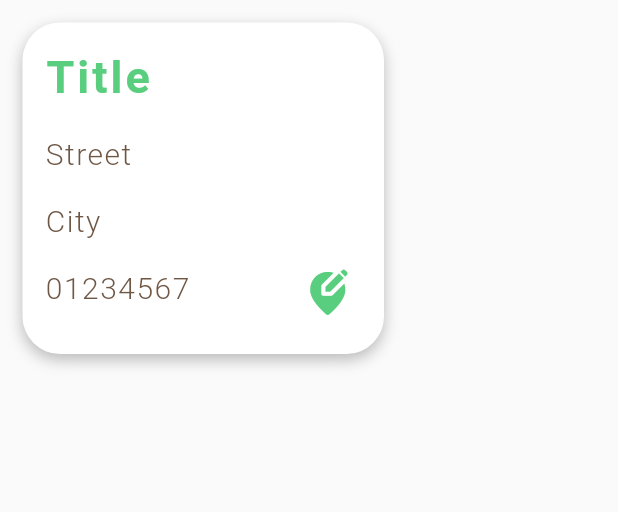
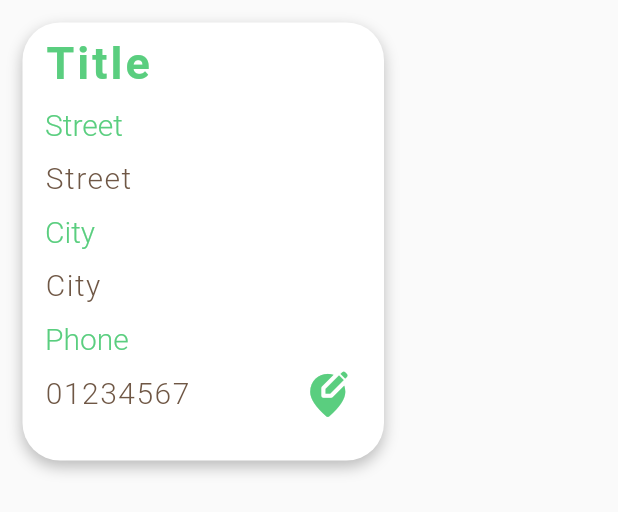
Before and after one commit to MariamElZaatari/ButlerChef, a Flutter app: the AddressItem widget shown alone on an empty page, opened directly, on a phone screen of 412 x 824 dp. Shown: the top 512 px of the screen. Run offline on Flutter 3.47's test engine with Material 2 defaults, Android fonts, the phone set to English and light mode, and no system bars; our stand-ins replace font_awesome_flutter, geocoding, geolocator, google_maps_flutter, image_picker, shared_preferences; accounts and stored records are empty; network calls fail.

Commit message:
AddressList Centered, and Address Labels Added

```diff
--- a/butlerchef_frontend/lib/widgets/address.dart
+++ b/butlerchef_frontend/lib/widgets/address.dart
@@ -48,7 +48,7 @@ class AddressItemState extends State<AddressItem> {
   @override
   Widget build(BuildContext context) {
     return Container(
-      height: 221,
+      height: 292,
       width: 241,
       margin: const EdgeInsets.fromLTRB(15, 15, 15, 0),
       padding: const EdgeInsets.symmetric(horizontal: 15, vertical: 21),
@@ -89,10 +89,15 @@ class AddressItemState extends State<AddressItem> {
                     ),
                   ))),
           Expanded(
-              flex: 1,
+              flex: 2,
               child: Align(
                 alignment: Alignment.centerLeft,
-                child: TextField(
+                child: Column(
+                  mainAxisAlignment: MainAxisAlignment.start,
+                  crossAxisAlignment: CrossAxisAlignment.start,
+                  children: [
+                    const Text('Street', style: ThemeText.addressSubtitle, textAlign: TextAlign.left,),
+                    TextField(
                       enabled: _isEnable,
                       controller: _streetController,
                       maxLines: 1,
@@ -110,12 +115,19 @@ class AddressItemState extends State<AddressItem> {
                       style: ThemeText.directionContent,
                       textAlign: TextAlign.left,
                     ),
+                  ],
+                ),
               )),
           Expanded(
-              flex: 1,
+              flex: 2,
               child: Align(
                 alignment: Alignment.centerLeft,
-                child: TextField(
+                child: Column(
+                  mainAxisAlignment: MainAxisAlignment.start,
+                  crossAxisAlignment: CrossAxisAlignment.start,
+                  children: [
+                    const Text('City', style: ThemeText.addressSubtitle, textAlign: TextAlign.left,),
+                    TextField(
                       enabled: _isEnable,
                       controller: _cityController,
                       maxLines: 1,
@@ -132,15 +144,23 @@ class AddressItemState extends State<AddressItem> {
                       style: ThemeText.directionContent,
                       textAlign: TextAlign.left,
                     ),
+                  ],
+                ),
               )),
           Expanded(
-              flex: 1,
+              flex: 2,
               child: Row(children: [
                 Expanded(
                     flex: 1,
                     child: Align(
                       alignment: Alignment.centerLeft,
-                      child: TextField(
+                      child: Column(
+                        mainAxisAlignment: MainAxisAlignment.start,
+                        crossAxisAlignment: CrossAxisAlignment.start,
+                        children: [
+                          const Text('Phone', style: ThemeText.addressSubtitle, textAlign: TextAlign.left,),
+                          TextField(
+                            autofocus: true,
                             enabled: _isEnable,
                             controller: _phoneController,
                             maxLines: 1,
@@ -156,6 +176,8 @@ class AddressItemState extends State<AddressItem> {
                             ),
                             style: ThemeText.directionContent,
                             textAlign: TextAlign.left,
+                          ),
+                        ],
                       ),
                     )),
                 Expanded(
--- a/butlerchef_frontend/lib/widgets/address_list.dart
+++ b/butlerchef_frontend/lib/widgets/address_list.dart
@@ -95,7 +95,8 @@ class AddressListState extends State<AddressList>
               ),
             );
           }
-          return Column(
+          return Center(
+            child: Column(
               children: [
                 SizedBox(
                   child: AddressItem(
@@ -127,6 +128,7 @@ class AddressListState extends State<AddressList>
                         icon: _selected[index] ? selectedIcon : notSelectedIcon,
                         onPressed: () => {_onSelectedChange(index)})),
               ],
+            ),
           );
         },
       ),
```
Lines whose indentation alone changed are shown as unchanged.
